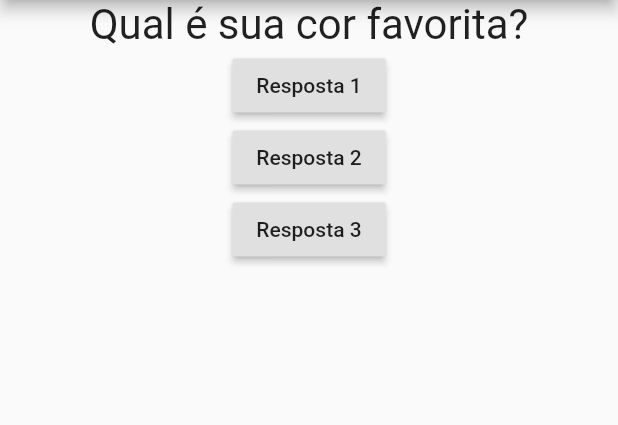
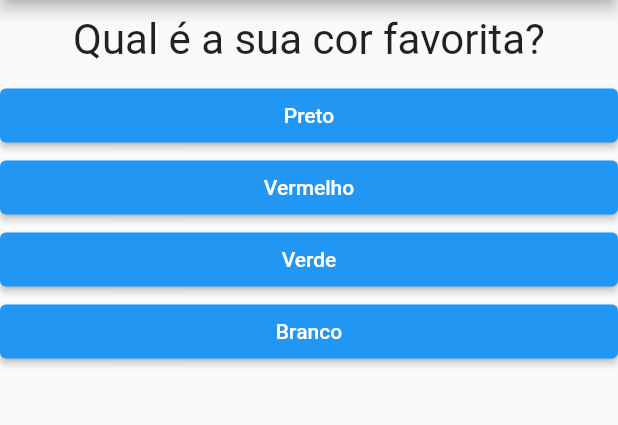
Before and after one commit to marcusvssantos/ProjetoPerguntasFlutter, a Flutter app: the screen it shows after launch, on a phone screen of 412 x 824 dp, the part 84-509 px from its top. Run offline on Flutter 3.47's test engine with Material 2 defaults, Android fonts, the phone set to English and light mode, and no system bars.

Commit message:
Até a aula (56.Evitando Acessar Pergunta Inválida)

```diff
--- a/lib/main.dart
+++ b/lib/main.dart
@@ -1,60 +1,68 @@
-// ignore_for_file: avoid_print, prefer_const_constructors, unnecessary_import, deprecated_member_use, duplicate_ignore, use_key_in_widget_constructors
-// ignore: use_key_in_widget_constructors
-
-import 'package:flutter/cupertino.dart';
 import 'package:flutter/material.dart';
 import './questao.dart';
+import './resposta.dart';
 
-main() => runApp(PerguntaApp());
+void main() {
+  runApp(const PerguntaApp());
+}
+
+final _perguntas = const [
+  {
+    'texto': 'Qual é a sua cor favorita?',
+    'respostas': ['Preto', 'Vermelho', 'Verde', 'Branco'],
+  },
+  {
+    'texto': 'Qual é o seu animal favorito?',
+    'respostas': ['Coelho', 'Cobra', 'Elefante', 'Leão'],
+  },
+  {
+    'texto': 'Qual é o seu instrutor favorito?',
+    'respostas': ['Maria', 'João', 'Leo', 'Pedro'],
+  }
+];
+
+class PerguntaApp extends StatefulWidget {
+  const PerguntaApp({Key? key}) : super(key: key);
+
+  @override
+  State<PerguntaApp> createState() => _PerguntaAppState();
+}
 
 class _PerguntaAppState extends State<PerguntaApp> {
   var _perguntaSelecionada = 0;
 
   void _responder() {
-    setState(() {
-      _perguntaSelecionada++;
-    });
-    print(_perguntaSelecionada);
+    if (temPerguntaSelecionada) {
+      setState(() {
+        _perguntaSelecionada++;
+      });
+    }
+  }
+
+  bool get temPerguntaSelecionada {
+    return _perguntaSelecionada < _perguntas.length;
   }
 
   @override
   Widget build(BuildContext context) {
-    final perguntas = [
-      'Qual é sua cor favorita?',
-      'Qual é o seu animal favorito',
-    ];
+    List<String> respostas = temPerguntaSelecionada
+        ? _perguntas[_perguntaSelecionada].cast()['respostas']
+        : [];
 
     return MaterialApp(
       home: Scaffold(
         appBar: AppBar(
-          title: Text('Perguntas'),
+          title: const Text('Perguntas'),
         ),
-        body: Column(
-          children: [
-            Questao(perguntas[_perguntaSelecionada]),
-            // ignore: deprecated_member_use
-            RaisedButton(
-              child: Text('Resposta 1'),
-              onPressed: _responder,
-            ),
-            // ignore: deprecated_member_use
-            RaisedButton(
-              child: Text('Resposta 2'),
-              onPressed: _responder,
-            ),
-            RaisedButton(
-              child: Text('Resposta 3'),
-              onPressed: _responder,
-            ),
-          ],
-        ),
+        body: temPerguntaSelecionada
+            ? Column(
+                children: [
+                  Questao(_perguntas[_perguntaSelecionada]['texto'].toString()),
+                  ...respostas.map((t) => Resposta(t, _responder)).toList(),
+                ],
+              )
+            : null,
       ),
     );
   }
 }
-
-class PerguntaApp extends StatefulWidget {
-  _PerguntaAppState createState() {
-    return _PerguntaAppState();
-  }
-}
--- a/lib/questao.dart
+++ b/lib/questao.dart
@@ -3,15 +3,16 @@ import 'package:flutter/material.dart';
 class Questao extends StatelessWidget {
   final String texto;
 
-  Questao(this.texto);
+  const Questao(this.texto, {Key? key}) : super(key: key);
 
   @override
   Widget build(BuildContext context) {
     return Container(
       width: double.infinity,
+      margin: const EdgeInsets.all(10),
       child: Text(
         texto,
-        style: TextStyle(fontSize: 28),
+        style: const TextStyle(fontSize: 28),
         textAlign: TextAlign.center,
       ),
     );
--- /dev/null
+++ b/lib/resposta.dart
@@ -0,0 +1,28 @@
+import 'package:flutter/material.dart';
+
+class Resposta extends StatelessWidget {
+  final String texto;
+  final void Function() quandoSelecionado;
+
+  const Resposta(this.texto, this.quandoSelecionado, {Key? key})
+      : super(key: key);
+
+  @override
+  Widget build(BuildContext context) {
+    return SizedBox(
+      width: double.infinity,
+      child: ElevatedButton(
+        style: ElevatedButton.styleFrom(
+          primary: Colors.blue,
+        ),
+        child: Text(
+          texto,
+          style: const TextStyle(
+            color: Colors.white,
+          ),
+        ),
+        onPressed: quandoSelecionado,
+      ),
+    );
+  }
+}
--- a/pubspec.yaml
+++ b/pubspec.yaml
@@ -1,4 +1,4 @@
-name: projeto_perguntas
+name: projeto_perguntas_2022
 description: A new Flutter project.
 
 # The following line prevents the package from being accidentally published to
```
